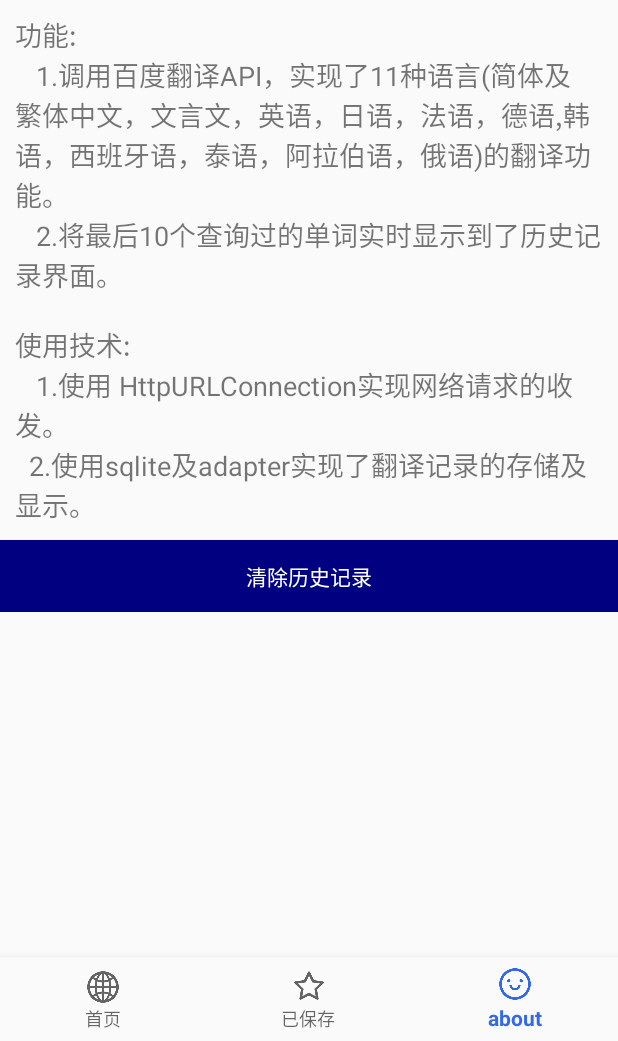
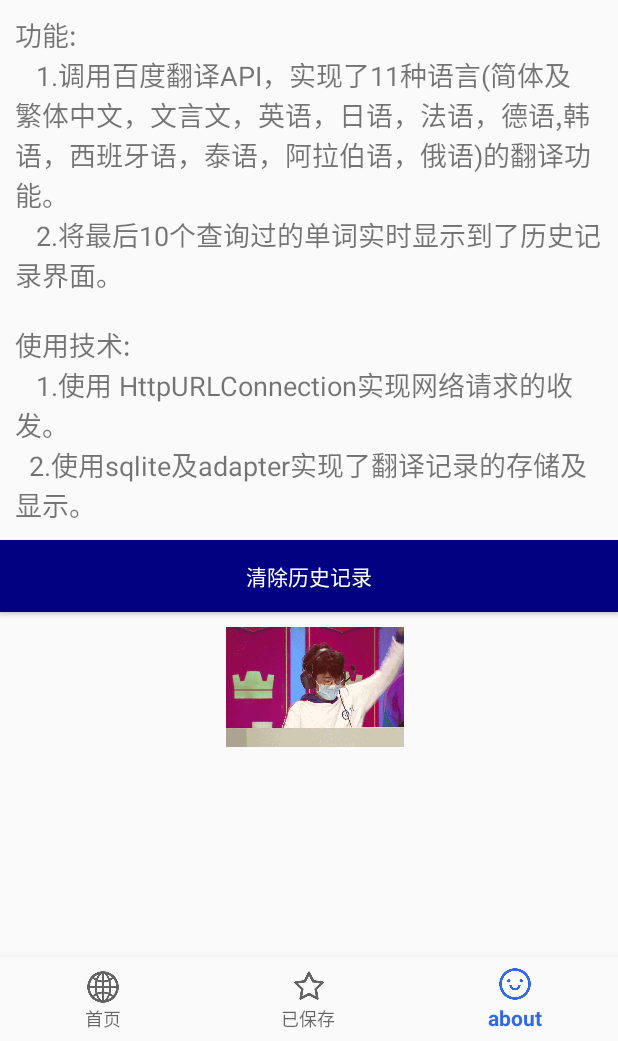
Before and after one commit to msk397/Auk-s-Translation, an Android app: the NotificationsFragment screen opened through its navigation route, on a phone screen of 412 x 824 dp, the part 195-1236 px from its top. Run offline under Robolectric (Android 15) with nearby library versions, the phone set to English and light mode, and no system bars; our stand-ins replace navigation-ui.

Commit message:
添加Au动图

```diff
--- a/app/build.gradle
+++ b/app/build.gradle
@@ -38,5 +38,5 @@ dependencies {
     testImplementation 'junit:junit:4.12'
     androidTestImplementation 'androidx.test.ext:junit:1.1.1'
     androidTestImplementation 'androidx.test.espresso:espresso-core:3.2.0'
-
+    implementation 'pl.droidsonroids.gif:android-gif-drawable:1.2.15'
 }
--- a/app/src/main/res/layout/fragment_notifications.xml
+++ b/app/src/main/res/layout/fragment_notifications.xml
@@ -42,6 +42,13 @@ android:fillViewport="false"
         android:textColor="#FFFFFF"
         android:text="清除历史记录"></Button>
 
+    <pl.droidsonroids.gif.GifImageView
+        android:id="@+id/gv_error"
+        android:layout_width="120dp"
+        android:layout_height="80dp"
+        android:layout_marginTop="10dp"
+        android:layout_marginLeft="150dp"
+        android:src="@drawable/au" />
 
 </LinearLayout>
 </ScrollView>
```
Also changed, not shown: app/src/main/res/drawable/au.gif (added).
